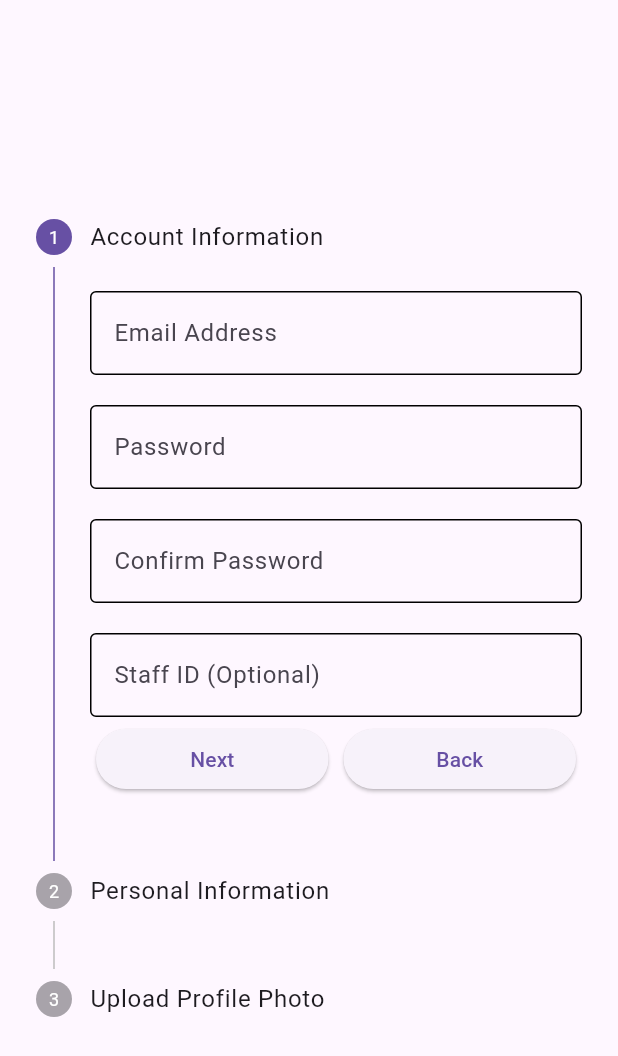
After one commit to DeSAP3/desapv3, a Flutter app: the RegisterPage screen opened by its route, on a phone screen of 412 x 824 dp. The commit adds this screen. Shown: the top 1056 px of the screen. Run offline on Flutter 3.47's test engine with Material 3 defaults, Android fonts, the light colour scheme and no system bars; our stand-ins replace cloud_firestore, firebase_auth, firebase_core, firebase_storage, fluttertoast, logger; accounts and stored records are empty.

Commit message:
Register Page Part 1

```diff
--- /dev/null
+++ b/lib/controllers/firebaseauth.dart
@@ -0,0 +1,46 @@
+import 'package:firebase_auth/firebase_auth.dart';
+import 'package:firebase_core/firebase_core.dart';
+import 'package:firebase_storage/firebase_storage.dart';
+import 'package:flutter/material.dart';
+import 'package:fluttertoast/fluttertoast.dart';
+
+class AuthService {
+  Future<void>? signUp(
+      {required String email, required String password}) async {
+    try {
+      await FirebaseAuth.instance
+          .createUserWithEmailAndPassword(email: email, password: password);
+    } on FirebaseAuthException catch (e) {
+      String errMsg = '';
+      if (e.code == 'weak-password') {
+        errMsg = 'Password';
+      } else if (e.code == 'email-already-in-use') {
+        errMsg = 'An account with that email has already existed/registered';
+      }
+
+      // Fluttertoast.showToast(
+      //     msg: errMsg,
+      //     toastLength: Toast.LENGTH_LONG,
+      //     gravity: ToastGravity.BOTTOM_RIGHT,
+      //     backgroundColor: Colors.red,
+      //     textColor: Colors.white,
+      //     fontSize: 12.0);
+
+      toastPopUp(errMsg);
+
+    } catch (e) {
+        toastPopUp("Unexpected error occured");
+    }
+  }
+}
+
+void toastPopUp(String eMsg) {
+  Fluttertoast.showToast(
+      msg: eMsg,
+      toastLength: Toast.LENGTH_LONG,
+      gravity: ToastGravity.BOTTOM_RIGHT,
+      backgroundColor: Colors.red,
+      textColor: Colors.white,
+      fontSize: 12.0
+      );
+}
--- a/lib/controllers/route_generator.dart
+++ b/lib/controllers/route_generator.dart
@@ -1,6 +1,7 @@
 import "package:desapv3/controllers/navigation_link.dart";
-import "package:desapv3/views/login/homepage/landing_page.dart";
+import "package:desapv3/views/homepage/landing_page.dart";
 import "package:desapv3/views/login/login_page.dart";
+import "package:desapv3/views/register/register_page.dart";
 import "package:flutter/material.dart";
 
 Route<dynamic> generateRoute(RouteSettings settings) {
@@ -10,6 +11,9 @@ Route<dynamic> generateRoute(RouteSettings settings) {
 
     case loginRoute:
       return MaterialPageRoute(builder: (context) => LoginPage());
+
+    case registerRoute:
+      return MaterialPageRoute(builder: (context) => RegisterPage());
 
     default:
       return MaterialPageRoute(builder: (context) => ErrorPage());
--- /dev/null
+++ b/lib/views/register/register_page.dart
@@ -0,0 +1,325 @@
+import "package:desapv3/controllers/navigation_link.dart";
+import "package:firebase_auth/firebase_auth.dart";
+import 'package:cloud_firestore/cloud_firestore.dart';
+import "package:flutter/material.dart";
+import "package:fluttertoast/fluttertoast.dart";
+import "package:logger/logger.dart";
+
+class RegisterPage extends StatefulWidget {
+  const RegisterPage({super.key});
+
+  @override
+  State<RegisterPage> createState() => _RegisterPageState();
+}
+
+class _RegisterPageState extends State<RegisterPage> {
+  final logger = Logger();
+
+  int currActiveStep = 0;
+  bool isCompleted = false;
+  bool get isFirstStep => currActiveStep == 0;
+  bool get isLastStep => currActiveStep == steps().length - 1;
+
+  final formKey = GlobalKey<FormState>();
+
+  final FirebaseAuth _firebaseAuth = FirebaseAuth.instance;
+  final dBase = FirebaseFirestore.instance;
+
+  final email = TextEditingController();
+  final password = TextEditingController();
+  final confirmPassword = TextEditingController();
+  final staffId = TextEditingController();
+  final fName = TextEditingController();
+  final lName = TextEditingController();
+  final address = TextEditingController();
+
+  late FToast fToast;
+
+  @override
+  void initState() {
+    super.initState();
+    fToast = FToast();
+    fToast.init(context);
+  }
+
+  @override
+  Widget build(BuildContext context) {
+    return Scaffold(
+        body: Center(
+      child: Form(
+        key: formKey,
+        child: Stepper(
+          type: StepperType.vertical,
+          currentStep: currActiveStep,
+          steps: steps(),
+          onStepContinue: () {
+            if (isLastStep) {
+              logger.d("In Firebase Query");
+              if (formKey.currentState!.validate()) {
+                _firebaseAuth
+                    .createUserWithEmailAndPassword(
+                        email: email.text, password: password.text)
+                    .then((value) {
+                  final User? user = _firebaseAuth.currentUser;
+                  final userInfo = <String, String>{
+                    "email": email.text,
+                    "password": password.text,
+                    "staffID": staffId.text,
+                    "fName": fName.text,
+                    "lName": lName.text,
+                    "address": address.text,
+                    "id": FieldValue.increment(1).toString(),
+                    // "profilePic": ""
+                  };
+
+                  dBase
+                      .collection("User")
+                      .doc(user?.uid)
+                      .set(userInfo)
+                      .onError((error, stackrace) {
+                    logger.e("Error ${error.toString()}");
+                  });
+                }).then((value) {
+                  if (context.mounted) {
+                    Navigator.pushNamedAndRemoveUntil(
+                        context, loginRoute, (route) => false);
+                  }
+                }).onError((error, stackTrace) {
+                  logger.e("Error ${error.toString()}");
+                });
+              }
+            } else {
+              setState(() {
+                currActiveStep += 1;
+              });
+            }
+          },
+          onStepCancel: () {
+            //just go back to login page
+            isFirstStep
+                ? Navigator.pop(context, registerRoute)
+                : setState(() {
+                    currActiveStep -= 1;
+                  }); //step backing
+          },
+          onStepTapped: (int index) {
+            setState(() {
+              currActiveStep = index;
+            });
+          },
+          controlsBuilder: (context, details) => Padding(
+              padding: const EdgeInsets.all(4),
+              child: Row(
+                children: [
+                  Expanded(
+                      child: ElevatedButton(
+                    onPressed: details.onStepContinue,
+                    child: Text(isLastStep ? 'Proceed' : 'Next'),
+                  )),
+                  // if (!isFirstStep) ...[
+                  const SizedBox(width: 10),
+                  Expanded(
+                    child: ElevatedButton(
+                        onPressed: details.onStepCancel,
+                        child: const Text('Back')),
+                  )
+                  // ]
+                ],
+              )),
+        ),
+      ),
+    ));
+  }
+
+  List<Step> steps() => [
+        //Step 1
+        Step(
+          title: const Flexible(child: Text('Account Information')),
+          isActive: currActiveStep >= 0,
+          content: Column(children: <Widget>[
+            TextFormField(
+              validator: (value) {
+                if (value == null || value.isEmpty) {
+                  toastErrorPopUp("Email Address is required");
+                  return "Please enter your email address.";
+                }
+                return null;
+              },
+              controller: email,
+              decoration: const InputDecoration(
+                  hintText: "Email Address",
+                  focusedBorder: OutlineInputBorder(
+                      borderSide: BorderSide(color: Colors.blue, width: 1.0)),
+                  enabledBorder: OutlineInputBorder(
+                      borderSide: BorderSide(color: Colors.black, width: 1.0))),
+            ),
+            const SizedBox(
+              height: 20,
+            ),
+            TextFormField(
+              obscureText: true,
+              obscuringCharacter: '*',
+              validator: (value) {
+                if (value == null || value.isEmpty) {
+                  toastErrorPopUp("Password is required");
+                  return "Please enter your password.";
+                }
+                return null;
+              },
+              controller: password,
+              decoration: const InputDecoration(
+                  hintText: "Password",
+                  focusedBorder: OutlineInputBorder(
+                      borderSide: BorderSide(color: Colors.blue, width: 1.0)),
+                  enabledBorder: OutlineInputBorder(
+                      borderSide: BorderSide(color: Colors.black, width: 1.0))),
+            ),
+            const SizedBox(
+              height: 20,
+            ),
+            TextFormField(
+              obscureText: true,
+              obscuringCharacter: '*',
+              validator: (value) {
+                if (value == null || value.isEmpty) {
+                  toastErrorPopUp(
+                      "Confirm password is not the same as the password initially entered");
+                  return "Please reenter your password.";
+                }
+                return null;
+              },
+              controller: confirmPassword,
+              decoration: const InputDecoration(
+                  hintText: "Confirm Password",
+                  focusedBorder: OutlineInputBorder(
+                      borderSide: BorderSide(color: Colors.blue, width: 1.0)),
+                  enabledBorder: OutlineInputBorder(
+                      borderSide: BorderSide(color: Colors.black, width: 1.0))),
+            ),
+            const SizedBox(
+              height: 20,
+            ),
+            TextFormField(
+              controller: staffId,
+              decoration: const InputDecoration(
+                  hintText: "Staff ID (Optional)",
+                  focusedBorder: OutlineInputBorder(
+                      borderSide: BorderSide(color: Colors.blue, width: 1.0)),
+                  enabledBorder: OutlineInputBorder(
+                      borderSide: BorderSide(color: Colors.black, width: 1.0))),
+            ),
+          ]),
+        ),
+        //Step 2
+        Step(
+          title: const Text('Personal Information'),
+          isActive: currActiveStep >= 1,
+          content: Column(children: <Widget>[
+            TextFormField(
+              validator: (value) {
+                if (value == null || value.isEmpty) {
+                  toastErrorPopUp("First name is required");
+                  return "Please enter your first name.";
+                }
+                return null;
+              },
+              controller: fName,
+              decoration: const InputDecoration(
+                  hintText: "First Name",
+                  focusedBorder: OutlineInputBorder(
+                      borderSide: BorderSide(color: Colors.blue, width: 2.0)),
+                  enabledBorder: OutlineInputBorder(
+                      borderSide: BorderSide(color: Colors.black, width: 2.0))),
+            ),
+            const SizedBox(
+              height: 20,
+            ),
+            TextFormField(
+              validator: (value) {
+                if (value == null || value.isEmpty) {
+                  toastErrorPopUp("Last name is required");
+                  return "Please enter your last name.";
+                } else if (value != password.text) {
+                  return "Confirm Password does not match with password";
+                }
+
+                return null;
+              },
+              controller: lName,
+              decoration: const InputDecoration(
+                  hintText: "Last Name",
+                  focusedBorder: OutlineInputBorder(
+                      borderSide: BorderSide(color: Colors.blue, width: 2.0)),
+                  enabledBorder: OutlineInputBorder(
+                      borderSide: BorderSide(color: Colors.black, width: 2.0))),
+            ),
+            const SizedBox(
+              height: 20,
+            ),
+            TextFormField(
+              validator: (value) {
+                if (value == null || value.isEmpty) {
+                  toastErrorPopUp("Address is required");
+                  return "Please enter your address.";
+                }
+                return null;
+              },
+              controller: address,
+              maxLines: 10,
+              decoration: const InputDecoration(
+                  hintText: "Address",
+                  focusedBorder: OutlineInputBorder(
+                      borderSide: BorderSide(color: Colors.blue, width: 2.0)),
+                  enabledBorder: OutlineInputBorder(
+                      borderSide: BorderSide(color: Colors.black, width: 2.0))),
+            ),
+          ]),
+        ),
+        Step(
+          title: const Text('Upload Profile Photo'),
+          isActive: currActiveStep >= 2,
+          content: Column(children: <Widget>[
+            TextFormField(
+              // validator: (value) {
+              //   if (value == null || value.isEmpty) {
+              //     return "Please enter your first name.";
+              //   }
+              //   return null;
+              // },
+              controller: fName,
+              decoration: const InputDecoration(
+                  hintText: "Optional Stuff",
+                  focusedBorder: OutlineInputBorder(
+                      borderSide: BorderSide(color: Colors.blue, width: 2.0)),
+                  enabledBorder: OutlineInputBorder(
+                      borderSide: BorderSide(color: Colors.black, width: 2.0))),
+            ),
+          ]),
+        )
+      ];
+
+  // bool isFormDetailComplete() {
+  //   if (currActiveStep == 0) {
+  //     if (email.text.isEmpty || password.text.isEmpty) {
+  //       return false;
+  //     }
+  //   } else if (currActiveStep == 1) {
+  //     return false;
+  //   } else {
+  //     return true;
+  //   }
+
+  //   return false;
+  // }
+
+  void toastErrorPopUp(String eMsg) {
+    Fluttertoast.showToast(
+        msg: eMsg,
+        toastLength: Toast.LENGTH_LONG,
+        gravity: ToastGravity.BOTTOM_RIGHT,
+        backgroundColor: Colors.red,
+        textColor: Colors.white,
+        fontSize: 12.0,
+        timeInSecForIosWeb: 2);
+  }
+}
--- a/pubspec.yaml
+++ b/pubspec.yaml
@@ -35,6 +35,12 @@ dependencies:
   # The following adds the Cupertino Icons font to your application.
   # Use with the CupertinoIcons class for iOS style icons.
   cupertino_icons: ^1.0.6
+  firebase_core: ^3.4.0
+  firebase_auth: ^5.3.1
+  firebase_storage: ^12.3.4
+  fluttertoast: ^8.2.8
+  cloud_firestore: ^5.4.4
+  logger: ^2.4.0
 
 dev_dependencies:
   flutter_test:
```
Also changed, not shown: lib/main.dart (+21 -2 lines), lib/views/login/login_page.dart (+14 -5 lines), lib/views/error.txt (added), lib/views/homepage/landing_page.dart (renamed from lib/views/login/homepage/landing_page.dart), 10 other files.
